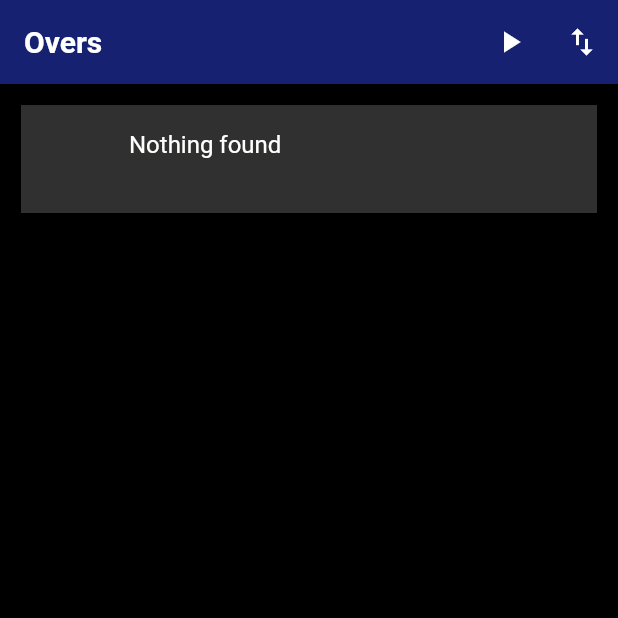
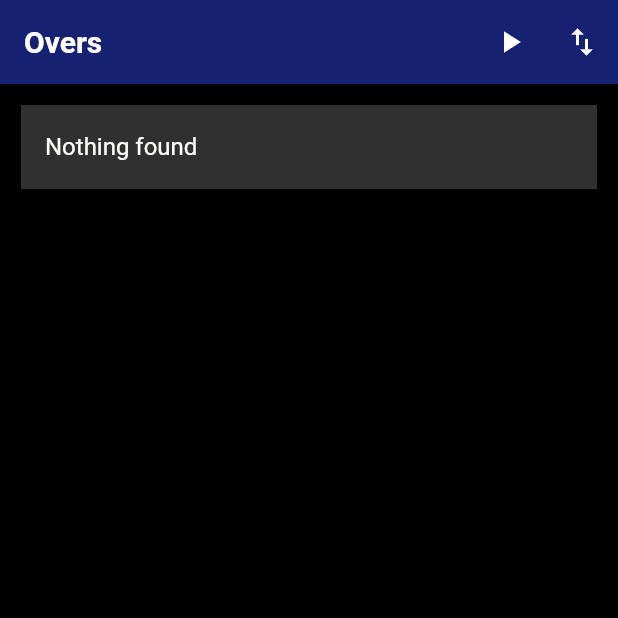
Before and after one commit to NikolaGrujic91/Overs-App, a Flutter app: the screen it shows after launch, on a phone screen of 412 x 824 dp, the top half of it. Run offline on Flutter 3.47's test engine with Material 2 defaults, Android fonts, the phone set to English and light mode, and no system bars.

Commit message:
Refactor of candidates list tils

```diff
--- a/lib/widgets/candidates_list.dart
+++ b/lib/widgets/candidates_list.dart
@@ -29,12 +29,11 @@ class CandidatesList extends StatelessWidget {
                   ? 1
                   : oversDetector.candidates.length,
               itemBuilder: (context, index) {
-                return CandidatesListTile(
-                  candidateFound: oversDetector.candidates.isNotEmpty,
-                  candidate: oversDetector.candidates.isNotEmpty
-                      ? oversDetector.candidates[index]
-                      : null,
-                );
+                return oversDetector.candidates.isEmpty
+                    ? CandidatesListTile.empty()
+                    : CandidatesListTile.fixture(
+                        candidate: oversDetector.candidates[index],
+                      );
               },
             );
           },
--- a/lib/widgets/candidates_list_tile.dart
+++ b/lib/widgets/candidates_list_tile.dart
@@ -7,19 +7,26 @@ import 'package:overs_app/overs_detector/candidate.dart';
 import 'package:overs_app/utils/constants.dart';
 import 'package:overs_app/utils/utils.dart';
 
-/// TODO
-/// Use factory constructors to define empty tile
-/// and fixture tile
-///
-
 /// Widget for representing candidate fixture
 class CandidatesListTile extends StatelessWidget {
   /// Creates new instance
   const CandidatesListTile({
     Key? key,
     required this.candidateFound,
-    required this.candidate,
+    this.candidate,
   }) : super(key: key);
+
+  /// Creates a empty tile
+  factory CandidatesListTile.empty() => const CandidatesListTile(
+        candidateFound: false,
+      );
+
+  /// Creates a tile with fixture info from candidate
+  factory CandidatesListTile.fixture({required Candidate candidate}) =>
+      CandidatesListTile(
+        candidateFound: true,
+        candidate: candidate,
+      );
 
   /// Indicator if any candidate is found
   final bool candidateFound;
@@ -29,32 +36,42 @@ class CandidatesListTile extends StatelessWidget {
 
   @override
   Widget build(BuildContext context) {
+    return candidateFound ? _fixtureTile() : _emptyTile();
+  }
+
+  Widget _emptyTile() {
+    return const Card(
+      child: ListTile(
+        title: Text(
+          'Nothing found',
+          style: kTileTextStyle,
+        ),
+        tileColor: kBackgroundColorDarkGrey,
+      ),
+    );
+  }
+
+  Widget _fixtureTile() {
     return Card(
       child: ListTile(
-        leading: candidateFound
-            ? Image.asset(
-                'icons/flags/png/${leagueToFlagName(candidate!.candidateFixture.league)}',
-                package: 'country_icons',
-                height: 40,
-                width: 40,
-              )
-            : const Text(''),
+        leading: Image.asset(
+          'icons/flags/png/${leagueToFlagName(candidate!.candidateFixture.league)}',
+          package: 'country_icons',
+          height: 40,
+          width: 40,
+        ),
         title: Text(
-          candidateFound
-              ? candidate!.candidateFixture.teamsString()
-              : 'Nothing found',
+          candidate!.candidateFixture.teamsString(),
           style: kTileTextStyle,
         ),
         subtitle: Text(
-          candidateFound
-              ? '${candidate!.candidateFixture.leagueName}, '
-                  '${candidate!.candidateFixture.timeString()}\n\n'
-                  '${candidate!.historyString()}'
-              : '',
+          '${candidate!.candidateFixture.leagueName}, '
+          '${candidate!.candidateFixture.timeString()}\n\n'
+          '${candidate!.historyString()}',
           style: kTileTextStyle,
         ),
         trailing: Text(
-          candidateFound ? candidate!.candidateFixture.overOddString : '',
+          candidate!.candidateFixture.overOddString,
           style: kTileTextStyle,
         ),
         tileColor: kBackgroundColorDarkGrey,
```
